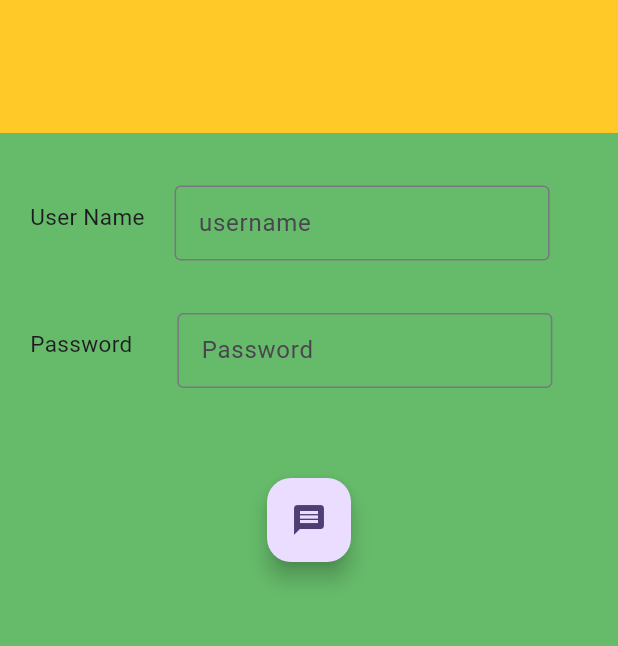
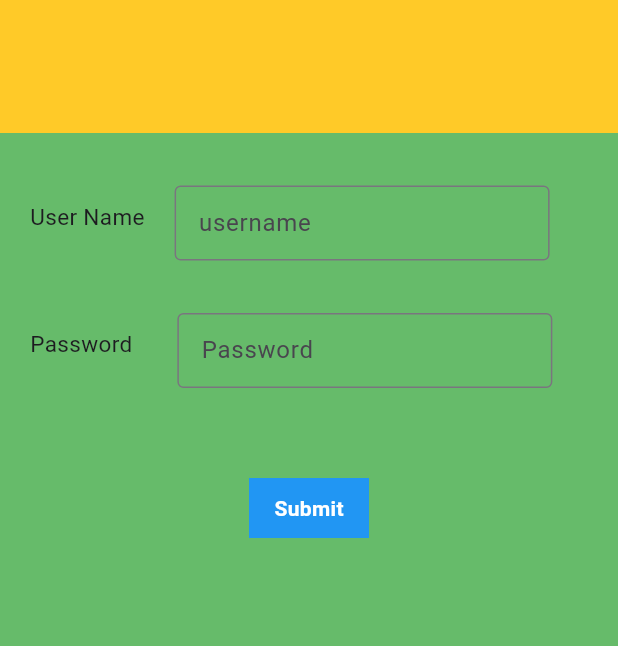
Before and after one commit to vaishak9539/Loginpage, a Flutter app: the Home screen opened directly, on a phone screen of 412 x 824 dp, the part 176-822 px from its top. Run offline on Flutter 3.47's test engine with Material 3 defaults, Android fonts, the phone set to English and light mode, and no system bars; our stand-ins replace fluttertoast, image_picker.

Commit message:
first commit

```diff
--- a/lib/login.dart
+++ b/lib/login.dart
@@ -1,3 +1,5 @@
+// ignore_for_file: avoid_print
+
 import 'package:flutter/material.dart';
 
 class Home extends StatefulWidget {
@@ -99,29 +101,29 @@ class _HomeState extends State<Home> {
                      child: Row(
                       mainAxisAlignment: MainAxisAlignment.center,
                        children: [
-                        //  InkWell(
-                        //   onTap: (){
-                        //     print('object');
-                        //   },
-                        //    child: Container(
-                        //     height: 40,
-                        //     width: 80,
-                        //     color: Colors.blue,
-                        //     child:const Center(
-                        //       child: Text("Submit",
-                        //       style: TextStyle(
-                        //         fontWeight: FontWeight.bold,
-                        //         color:Colors.white
-                        //         ),
-                        //       ),
-                        //     )
+                         InkWell(
+                          onTap: (){
+                            print('object');
+                          },
+                           child: Container(
+                            height: 40,
+                            width: 80,
+                            color: Colors.blue,
+                            child:const Center(
+                              child: Text("Submit",
+                              style: TextStyle(
+                                fontWeight: FontWeight.bold,
+                                color:Colors.white
+                                ),
+                              ),
+                            )
 
-                        //     ),
-                        //  ),
+                            ),
+                         ),
 
-                        FloatingActionButton(onPressed: (){},
-                        child: Icon(Icons.message),
-                        )
+                        // FloatingActionButton(onPressed: (){},
+                        // child: Icon(Icons.message),
+                        // )
 
                         // IconButton(
                         //   onPressed: (){},
--- a/pubspec.yaml
+++ b/pubspec.yaml
@@ -32,6 +32,7 @@ dependencies:
     sdk: flutter
   intl: ^0.19.0
   fluttertoast: ^8.2.4
+  image_picker: ^1.0.7
 
   # The following adds the Cupertino Icons font to your application.
   # Use with the CupertinoIcons class for iOS style icons.
```
Also changed, not shown: lib/button.dart (+13 -1 lines), lib/imagepick.dart (added, +35 -0 lines), lib/main.dart (+4 -3 lines), lib/navigator_sc1.dart (added, +39 -0 lines), lib/navigator_sc2.dart (added, +40 -0 lines), lib/navigator_sc3.dart (added, +34 -0 lines), lib/bottomnavigationbar.dart (renamed from lib/navigationbar.dart), lib/list.dart (renamed from lib/new.dart), pubspec.lock, 5 other files.
